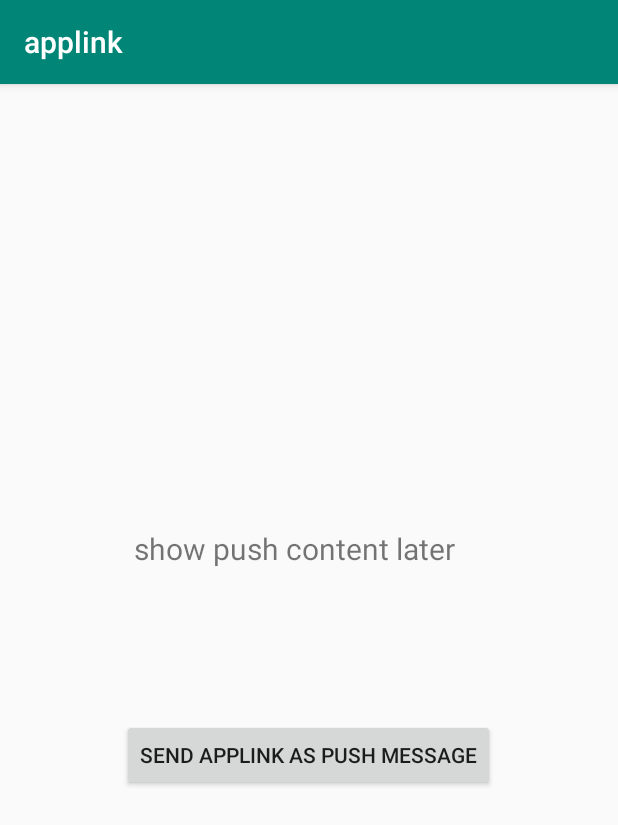
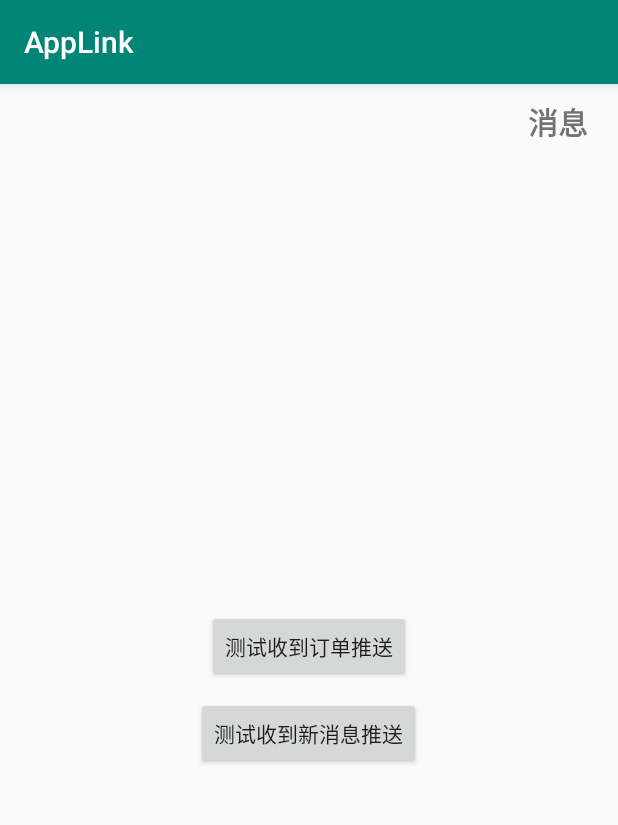
Before and after one commit to daydream123/applink, an Android app: the OrderDetailActivity screen opened directly, with no data from a screen before it, on a phone screen of 412 x 824 dp. Shown: the top 825 px of the screen. Run offline under Robolectric (Android 15) with nearby library versions, the phone set to English and light mode, and no system bars.

Commit message:
add dot view and fix url parse

```diff
--- a/app/src/main/java/com/feizhang/applink/sample/MainActivity.java
+++ b/app/src/main/java/com/feizhang/applink/sample/MainActivity.java
@@ -25,7 +25,7 @@ public class MainActivity extends AppCompatActivity {
             @Override
             public void onClick(View v) {
                 String appLink = "my-scheme://product/OrderDetail?orderId=abc123";
-                AppLinkUtils.pushAppLink(v.getContext(), appLink, "title", "subtitle", null);
+                AppLinkUtils.pushAppLink(v.getContext(), appLink, "您有新消息", "您的订单状态有变更", null);
             }
         });
     }
--- a/app/src/main/java/com/feizhang/applink/sample/MyApplication.java
+++ b/app/src/main/java/com/feizhang/applink/sample/MyApplication.java
@@ -19,7 +19,7 @@ public class MyApplication extends Application {
     @Override
     public void onCreate() {
         super.onCreate();
-        AppLinkUtils.setup(APP_LINK_PACKAGE, SCHEME);
+        AppLinkUtils.setup(APP_LINK_PACKAGE, R.drawable.nofication_small_ic, SCHEME);
         PushNotificationReceiver.register(this, new PushNotificationReceiver() {
 
             @Override
--- a/app/src/main/java/com/feizhang/applink/sample/OrderDetailActivity.java
+++ b/app/src/main/java/com/feizhang/applink/sample/OrderDetailActivity.java
@@ -7,18 +7,24 @@ import android.support.annotation.NonNull;
 import android.support.v7.app.AppCompatActivity;
 import android.view.View;
 import android.widget.TextView;
+import android.widget.Toast;
 
 import com.feizhang.applink.AppLink;
 import com.feizhang.applink.AppLinkUtils;
 import com.feizhang.applink.PushContentReceiver;
+import com.feizhang.applink.RedDotView;
+
+import java.util.Collections;
+import java.util.List;
 
 public class OrderDetailActivity extends AppCompatActivity {
-    private TextView mTextView;
+    private RedDotView mRedDotView;
 
     private PushContentReceiver mReceiver = new PushContentReceiver() {
+
         @Override
-        public String[] getAppLinksToCompare() {
-            return new String[]{"my-scheme://product/OrderDetail"};
+        public List<String> getAppLinks() {
+            return Collections.singletonList("my-scheme://product/OrderDetail");
         }
 
         @Override
@@ -29,10 +35,9 @@ public class OrderDetailActivity extends AppCompatActivity {
         @SuppressLint("SetTextI18n")
         @Override
         public boolean onReceive(@NonNull Context context, @NonNull AppLink appLink) {
-            mTextView.setText("received appLink: " + appLink.getAppLink());
-
+            Toast.makeText(context, "订单已刷新", Toast.LENGTH_SHORT).show();
             // return true indicates the receiver will not deliver to other receivers.
-            return true;
+            return false;
         }
     };
 
@@ -40,12 +45,30 @@ public class OrderDetailActivity extends AppCompatActivity {
     protected void onCreate(Bundle savedInstanceState) {
         super.onCreate(savedInstanceState);
         setContentView(R.layout.activity_order_detail);
-        mTextView = findViewById(R.id.pushContentText);
 
-        findViewById(R.id.sendBtn).setOnClickListener(new View.OnClickListener() {
+        TextView newsText = findViewById(R.id.alertText);
+        newsText.setOnClickListener(new View.OnClickListener() {
+            @Override
+            public void onClick(View v) {
+                mRedDotView.remove();
+            }
+        });
+
+        mRedDotView = findViewById(R.id.redDotView);
+        mRedDotView.init(MyApplication.accountId, "my-scheme://NewMsgAlert");
+
+        findViewById(R.id.sendOrderBtn).setOnClickListener(new View.OnClickListener() {
             @Override
             public void onClick(View v) {
                 String appLink = "my-scheme://product/OrderDetail?orderId=abc123";
+                AppLinkUtils.pushAppLink(v.getContext(), appLink);
+            }
+        });
+
+        findViewById(R.id.sendNewMsgBtn).setOnClickListener(new View.OnClickListener() {
+            @Override
+            public void onClick(View v) {
+                String appLink = "my-scheme://NewMsgAlert";
                 AppLinkUtils.pushAppLink(v.getContext(), appLink);
             }
         });
--- a/app/src/main/java/com/feizhang/applink/sample/applink/AppHome.java
+++ b/app/src/main/java/com/feizhang/applink/sample/applink/AppHome.java
@@ -5,9 +5,10 @@ import android.content.Intent;
 import android.support.annotation.NonNull;
 import android.widget.Toast;
 
+import com.feizhang.applink.AppLink;
 import com.feizhang.applink.sample.OrderDetailActivity;
 
-public class AppHome extends DefaultAppLink {
+public class AppHome extends AppLink {
 
     @Override
     public Intent onStartActivity(@NonNull Context context) {
--- /dev/null
+++ b/app/src/main/java/com/feizhang/applink/sample/applink/NewMsgAlert.java
@@ -0,0 +1,16 @@
+package com.feizhang.applink.sample.applink;
+
+import com.feizhang.applink.AppLink;
+
+public class NewMsgAlert extends AppLink {
+
+    @Override
+    public boolean isPersonal() {
+        return true;
+    }
+
+    @Override
+    public boolean needSave() {
+        return true;
+    }
+}
--- a/app/src/main/res/layout/activity_order_detail.xml
+++ b/app/src/main/res/layout/activity_order_detail.xml
@@ -3,24 +3,57 @@
     xmlns:tools="http://schemas.android.com/tools"
     android:layout_width="match_parent"
     android:layout_height="match_parent"
-    android:gravity="center"
+    android:gravity="top|end"
     android:orientation="vertical"
     tools:context=".OrderDetailActivity">
 
-    <TextView
-        android:id="@+id/pushContentText"
-        android:text="show push content later"
-        android:layout_width="wrap_content"
+    <RelativeLayout
+        android:layout_width="60dp"
         android:layout_height="wrap_content"
-        android:ems="10"
-        android:textSize="20sp"
-        tools:layout_editor_absoluteX="115dp"
-        tools:layout_editor_absoluteY="343dp" />
+        android:layout_marginTop="10dp">
 
-    <Button
-        android:id="@+id/sendBtn"
-        android:layout_width="wrap_content"
-        android:layout_height="wrap_content"
-        android:layout_marginTop="100dp"
-        android:text="send appLink as push message" />
+        <TextView
+            android:id="@+id/alertText"
+            android:layout_width="match_parent"
+            android:layout_height="wrap_content"
+            android:layout_centerInParent="true"
+            android:text="@string/news"
+            android:textSize="20sp"
+            android:textStyle="bold" />
+
+        <com.feizhang.applink.RedDotView
+            android:id="@+id/redDotView"
+            android:layout_width="wrap_content"
+            android:layout_height="wrap_content"
+            android:layout_alignParentTop="true"
+            android:layout_alignParentEnd="true"
+            android:layout_alignParentRight="true"
+            android:layout_marginTop="5dp"
+            android:layout_marginEnd="5dp"
+            android:layout_marginRight="5dp" />
+    </RelativeLayout>
+
+    <LinearLayout
+        android:layout_width="match_parent"
+        android:layout_height="0dp"
+        android:layout_marginTop="40dp"
+        android:layout_marginBottom="40dp"
+        android:layout_weight="1"
+        android:gravity="center"
+        android:orientation="vertical">
+
+        <Button
+            android:id="@+id/sendOrderBtn"
+            android:layout_width="wrap_content"
+            android:layout_height="wrap_content"
+            android:text="@string/sent_order_btn" />
+
+        <Button
+            android:id="@+id/sendNewMsgBtn"
+            android:layout_width="wrap_content"
+            android:layout_height="wrap_content"
+            android:layout_marginTop="10dp"
+            android:text="@string/sent_new_msg_btn" />
+    </LinearLayout>
+
 </LinearLayout>
--- a/app/src/main/res/values/strings.xml
+++ b/app/src/main/res/values/strings.xml
@@ -1,3 +1,8 @@
 <resources>
-    <string name="app_name">applink</string>
+    <string name="app_name">AppLink</string>
+    <string name="sent_order_btn">测试收到订单推送</string>
+    <string name="sent_new_msg_btn">测试收到新消息推送</string>
+    <string name="open_order_detail">打开订单详情页</string>
+    <string name="news">消息</string>
+    <string name="notification_tip">因为当前没有打开订单详情页，所以收到订单推送会弹通知</string>
 </resources>
--- a/library/src/main/java/com/feizhang/applink/AppLinkUtils.java
+++ b/library/src/main/java/com/feizhang/applink/AppLinkUtils.java
@@ -5,6 +5,7 @@ import android.content.Intent;
 import android.content.pm.PackageInfo;
 import android.content.pm.PackageManager;
 import android.content.pm.ResolveInfo;
+import android.support.annotation.DrawableRes;
 import android.support.annotation.NonNull;
 import android.support.annotation.Nullable;
 import android.text.TextUtils;
@@ -22,30 +23,42 @@ import java.util.regex.Pattern;
  */
 public class AppLinkUtils {
     private static String sAppLinkPackage;
+
+    @DrawableRes
+    static int sSmallIcon;
     private static String sScheme;
-    private static String sPrefix;
+    private static String sPrefix = "";
 
     /**
-     * Initialize appLink with appLink package and custom scheme
+     * init appLink.
      */
-    public static void setup(String appLinkPackage, String scheme){
+    public static void setup(String appLinkPackage, @DrawableRes int smallIcon, String scheme){
         sAppLinkPackage = appLinkPackage;
+        sSmallIcon = smallIcon;
         sScheme = scheme;
     }
 
-    public static void setup(String appLinkPackage, String scheme, String prefix){
+    /**
+     * init appLink
+     */
+    public static void setup(String appLinkPackage, @DrawableRes int smallIcon, String scheme, String prefix){
         sAppLinkPackage = appLinkPackage;
+        sSmallIcon = smallIcon;
         sScheme = scheme;
         sPrefix = prefix;
     }
 
     private static void checkArgs(){
+        if (TextUtils.isEmpty(sAppLinkPackage)) {
+            throw new IllegalArgumentException("no appLinkPackage found, please init in application");
+        }
+
         if (TextUtils.isEmpty(sScheme)) {
             throw new IllegalArgumentException("no scheme found, please init in application");
         }
 
-        if (TextUtils.isEmpty(sAppLinkPackage)) {
-            throw new IllegalArgumentException("no appLinkPackage found, please init in application");
+        if (sSmallIcon == 0){
+            throw new IllegalArgumentException("no small icon for notification found, please init in application");
         }
     }
 
@@ -101,7 +114,7 @@ public class AppLinkUtils {
     @Nullable
     public static AppLink parseAppLink(@NonNull Context context, @NonNull String appLink) {
         try {
-            AppLinkParams params = readParamsFromAppLink(context, appLink);
+            AppLinkParams params = readParams(context, appLink);
             @SuppressWarnings("unchecked")
             Class<? extends AppLink> moduleClass = (Class<? extends AppLink>) Class.forName(params.getClassName());
             AppLink pushMessage = moduleClass.newInstance();
@@ -116,49 +129,51 @@ public class AppLinkUtils {
     }
 
     @NonNull
-    private static AppLinkParams readParamsFromAppLink(@NonNull Context context, @NonNull String appLink) throws Exception {
+    private static AppLinkParams readParams(@NonNull Context context, @NonNull String appLink) throws Exception {
         checkArgs();
 
         Pattern p = Pattern.compile(sScheme + "://([^?]*)");
         Matcher m = p.matcher(appLink);
 
         // find full url path
-        String urlPath;
+        String fullPath;
         if (!m.find()) {
-            throw new Exception("app link format is not valid for " + appLink);
-        }
-        urlPath = m.group(1);
-        if (!urlPath.contains("/")) {
-            throw new Exception("app link format is not valid for " + appLink);
+            throw new Exception("appLink format is not valid for " + appLink);
         }
 
-        // find module name and page name
-        String[] paths = urlPath.split("/");
-        String moduleName = paths[0].trim().toLowerCase();
+        fullPath = m.group(1);
+
+        // build full class name
+        StringBuilder builder = new StringBuilder(sAppLinkPackage);
+        if (!fullPath.contains("/")){
+            builder.append(".").append(fullPath);
+        } else {
+            String[] paths = fullPath.split("/");
+            for (String path : paths) {
+                builder.append(".").append(path.trim());
+            }
+        }
 
         // ignore word in package
+        String fullClassPath = builder.toString();
         if (!TextUtils.isEmpty(sPrefix)) {
-            moduleName = moduleName.replace(sPrefix, "");
+            fullClassPath = fullClassPath.replace(sPrefix, "");
         }
-        String pageName = paths[1].trim();
-
-        // assemble class name
-        String className = sAppLinkPackage + "." + moduleName + "." + pageName;
 
         // find params
         boolean haveValues = appLink.indexOf("?") > 0;
         if (!haveValues) {
-            return new AppLinkParams(className);
+            return new AppLinkParams(fullClassPath);
         } else {
             Map<String, String> values = AppLinkUtils.readParams(appLink);
             for (String key : values.keySet()) {
                 if (key.equals("json")) {
                     String value = values.get(key);
-                    return new AppLinkParams(className, value == null ? "" : value.trim());
+                    return new AppLinkParams(fullClassPath, value == null ? "" : value.trim());
                 }
             }
 
-            return new AppLinkParams(className, values);
+            return new AppLinkParams(fullClassPath, values);
         }
     }
 
--- a/library/src/main/java/com/feizhang/applink/PushContentReceiver.java
+++ b/library/src/main/java/com/feizhang/applink/PushContentReceiver.java
@@ -6,6 +6,7 @@ import android.support.annotation.NonNull;
 import android.text.TextUtils;
 import android.util.Pair;
 
+import java.util.List;
 import java.util.Map;
 
 /**
@@ -37,7 +38,7 @@ public abstract class PushContentReceiver extends PushReceiver {
     /**
      * Specify appLink to receive or to handle.
      */
-    public abstract String[] getAppLinksToCompare();
+    public abstract List<String> getAppLinks();
 
     /**
      * Return true to indicate that the push message has been handled and will not deliver it to other receiver.
@@ -60,7 +61,7 @@ public abstract class PushContentReceiver extends PushReceiver {
 
         // check if target appLink can receive by current receiver
         boolean matched = false;
-        String[] appLinks = getAppLinksToCompare();
+        List<String> appLinks = getAppLinks();
         for (String item : appLinks) {
             // check if configured appLink was included in received appLink
             // configured appLinks aways have no params and received appLinks may have params
--- a/library/src/main/java/com/feizhang/applink/PushNotificationReceiver.java
+++ b/library/src/main/java/com/feizhang/applink/PushNotificationReceiver.java
@@ -65,7 +65,7 @@ public abstract class PushNotificationReceiver extends PushReceiver {
 
         // no title cannot show notification
         if (TextUtils.isEmpty(appLink.getTitle())) {
-            Log.e(AppLink.TAG, "no title cannot show notification for " + appLink.getAppLink());
+            Log.d(AppLink.TAG, "no title cannot show notification for " + appLink.getAppLink());
             return;
         }
 
--- /dev/null
+++ b/library/src/main/java/com/feizhang/applink/RedDotView.java
@@ -0,0 +1,127 @@
+package com.feizhang.applink;
+
+import android.content.Context;
+import android.support.annotation.NonNull;
+import android.support.v7.widget.AppCompatImageView;
+import android.util.AttributeSet;
+import android.util.Log;
+import android.view.View;
+
+import java.util.ArrayList;
+import java.util.Arrays;
+import java.util.List;
+
+/**
+ * Created by zhangfei on 2016/1/19.
+ */
+public class RedDotView extends AppCompatImageView {
+    private String mAccount;
+
+    private List<String> mAppLinks = new ArrayList<>();
+
+    private PushContentReceiver mContentReceiver = new PushContentReceiver() {
+
+        @Override
+        public String getAccount(@NonNull Context context) {
+            return mAccount;
+        }
+
+        @Override
+        public List<String> getAppLinks() {
+            return mAppLinks;
+        }
+
+        @Override
+        public boolean onReceive(@NonNull Context context, @NonNull AppLink appLink) {
+            Log.d("DotView", "onReceive appLink: " + appLink);
+
+            if (mAppLinks == null || mAppLinks.size() == 0) {
+                return false;
+            }
+
+            boolean haveUnReadMsg = false;
+            for (String item : mAppLinks) {
+                if (PushMessageService.getInstance(getContext()).haveUnread(item, getAccount(context))) {
+                    haveUnReadMsg = true;
+                    break;
+                }
+            }
+
+            setVisibility(haveUnReadMsg ? VISIBLE : GONE);
+            return false;
+        }
+    };
+
+    public RedDotView(@NonNull Context context) {
+        super(context);
+        initView();
+    }
+
+    public RedDotView(@NonNull Context context, AttributeSet attrs) {
+        super(context, attrs);
+        initView();
+    }
+
+    public RedDotView(@NonNull Context context, AttributeSet attrs, int defStyleAttr) {
+        super(context, attrs, defStyleAttr);
+        initView();
+    }
+
+    private void initView() {
+        setImageResource(R.drawable.red_dot_view);
+        if (isInEditMode()) {
+            return;
+        }
+
+        addOnAttachStateChangeListener(new OnAttachStateChangeListener() {
+
+            @Override
+            public void onViewAttachedToWindow(View v) {
+                PushContentReceiver.register(v.getContext(), mContentReceiver, false);
+            }
+
+            @Override
+            public void onViewDetachedFromWindow(View v) {
+                PushContentReceiver.unregister(v.getContext(), mContentReceiver);
+            }
+        });
+    }
+
+    /**
+     * Bind push appLink with red dot view, so that it can receive push message automatically.
+     *
+     * @param account  it maybe account id or phone number
+     * @param appLinks appLinks current red dot view will receive
+     */
+    public void init(String account, String... appLinks) {
+        mAccount = account;
+        mAppLinks.clear();
+        mAppLinks.addAll(Arrays.asList(appLinks));
+        initVisibility();
+    }
+
+    /**
+     * Remove red dot
+     */
+    public void remove() {
+        if (mAppLinks == null || mAppLinks.size() == 0) {
+            return;
+        }
+
+        // remove message when clicked
+        for (String appLink : mAppLinks) {
+            PushMessageService.getInstance(getContext()).delete(appLink, mAccount);
+            AppLinkUtils.refreshAppLink(getContext(), appLink);
+        }
+    }
+
+    private void initVisibility() {
+        if (mAppLinks == null || mAppLinks.size() == 0) {
+            return;
+        }
+
+        boolean exist = PushMessageService.getInstance(getContext()).haveUnread(
+                mAppLinks, mAccount);
+        setVisibility(exist ? View.VISIBLE : GONE);
+    }
+}
--- /dev/null
+++ b/library/src/main/res/drawable/red_dot_view.xml
@@ -0,0 +1,9 @@
+<?xml version="1.0" encoding="utf-8"?>
+<shape xmlns:android="http://schemas.android.com/apk/res/android"
+    android:shape="oval">
+    <solid android:color="@android:color/holo_red_light" />
+
+    <size
+        android:width="6dp"
+        android:height="6dp" />
+</shape>
```
Also changed, not shown: app/src/main/java/com/feizhang/applink/sample/applink/DefaultAppLink.java (deleted, +0 -12 lines), app/src/main/java/com/feizhang/applink/sample/applink/product/OrderDetail.java (+7 -2 lines), app/src/main/res/layout/activity_main.xml (+11 -3 lines), library/src/main/java/com/feizhang/applink/AppLink.java (+1 -6 lines), library/src/main/java/com/feizhang/applink/PushMessageService.java (+25 -31 lines), 1 other file.
